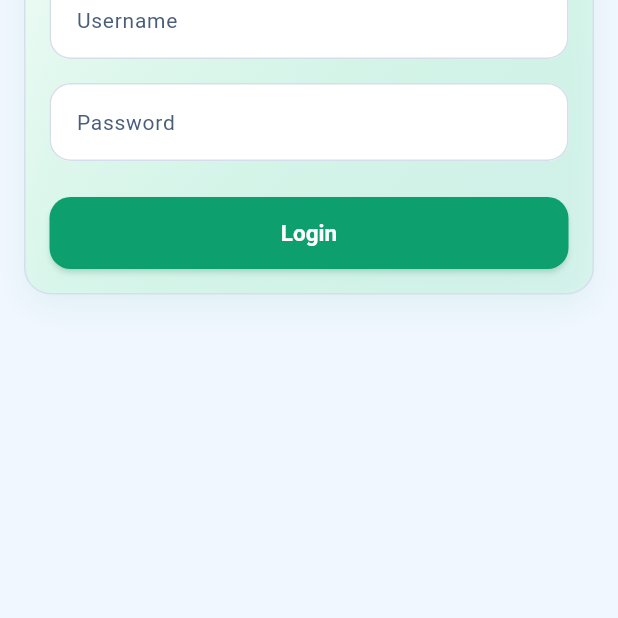
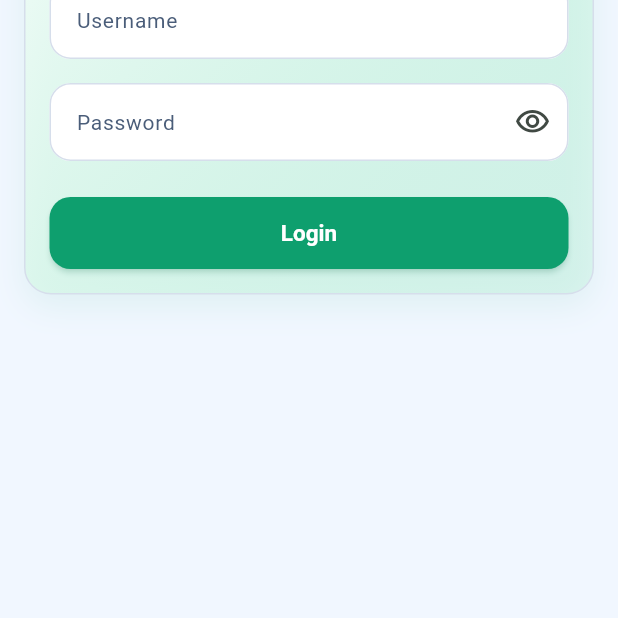
Before and after one commit to Cendrawati-Ventures/fe-quiz, a Flutter app: the screen it shows after launch, on a phone screen of 412 x 824 dp, the part 382-1000 px from its top. Run offline on Flutter 3.47's test engine with Material 3 defaults, Android fonts, the phone set to English and light mode, and no system bars; our stand-ins replace dio, flutter_riverpod, flutter_secure_storage, go_router, logger, pretty_dio_logger and 2 more; accounts and stored records are empty; Roboto replaces fonts that are missing (IBM Plex Sans, Manrope).

Commit message:
fix: Fiksasi

```diff
--- a/lib/core/network/api_error.dart
+++ b/lib/core/network/api_error.dart
@@ -27,7 +27,7 @@ class ApiError implements Exception {
       case DioExceptionType.receiveTimeout:
         return ApiError(
           message:
-              'Connection timeout. For physical Android device, set API_BASE_URL to your PC LAN IP (example: http://192.168.1.36:3000).',
+              'Connection timeout. Android emulator uses 10.0.2.2:3000, while physical Android must use PC LAN IP via --dart-define=API_BASE_URL=http://<PC_IP>:3000.',
           statusCode: statusCode,
         );
       case DioExceptionType.connectionError:
--- a/lib/features/auth/presentation/login_screen.dart
+++ b/lib/features/auth/presentation/login_screen.dart
@@ -19,6 +19,7 @@ class _LoginScreenState extends ConsumerState<LoginScreen> {
   final TextEditingController _usernameController = TextEditingController();
   final TextEditingController _passwordController = TextEditingController();
   final GlobalKey<FormState> _formKey = GlobalKey<FormState>();
+  bool _obscurePassword = true;
 
   @override
   void dispose() {
@@ -129,11 +130,26 @@ class _LoginScreenState extends ConsumerState<LoginScreen> {
                           const SizedBox(height: AppSpacing.md),
                           TextFormField(
                             controller: _passwordController,
-                            decoration: const InputDecoration(
+                            decoration: InputDecoration(
                               labelText: 'Password',
                               hintText: 'Masukkan password',
+                              suffixIcon: IconButton(
+                                onPressed: () {
+                                  setState(() {
+                                    _obscurePassword = !_obscurePassword;
+                                  });
+                                },
+                                tooltip: _obscurePassword
+                                    ? 'Lihat password'
+                                    : 'Sembunyikan password',
+                                icon: Icon(
+                                  _obscurePassword
+                                      ? Icons.visibility_outlined
+                                      : Icons.visibility_off_outlined,
+                                ),
+                              ),
                             ),
-                            obscureText: true,
+                            obscureText: _obscurePassword,
                             textInputAction: TextInputAction.done,
                             onFieldSubmitted: (_) => _onLoginPressed(),
                             validator: (value) {
```
Also changed, not shown: flutter_01.png (deleted), 1 other file.
